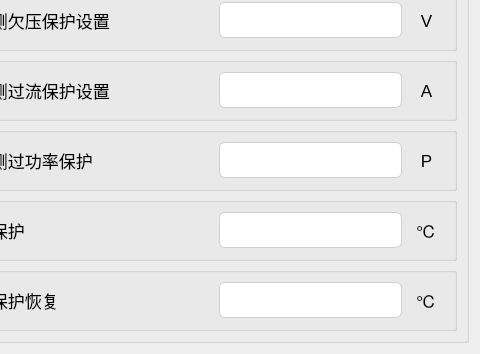
This is tformconfig1.ui in Curtain-Wang/ModbusApp as Qt 5 draws it before an edit; both pictures show x 621 to 1101 and y 403 to 757 of the 1101 by 757 pixel window. The edited form follows.
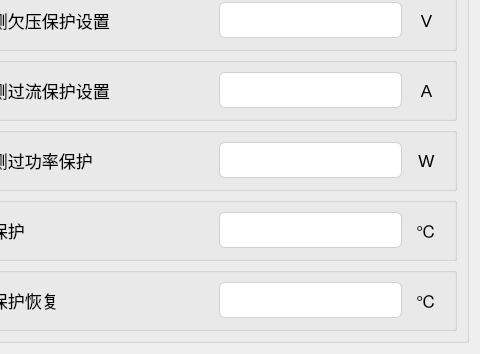
This is the edited form. Custom widgets are drawn as their Qt base class.

The edit to the form file:
```diff
--- a/tformconfig1.ui
+++ b/tformconfig1.ui
@@ -7,7 +7,7 @@
     <x>0</x>
     <y>0</y>
     <width>1101</width>
-    <height>694</height>
+    <height>754</height>
    </rect>
   </property>
   <property name="windowTitle">
@@ -1566,7 +1566,7 @@
             </font>
            </property>
            <property name="text">
-            <string>P</string>
+            <string>W</string>
            </property>
            <property name="alignment">
             <set>Qt::AlignCenter</set>
```
Left out of the diff: 34 changed lines with no effect on the pictures.
